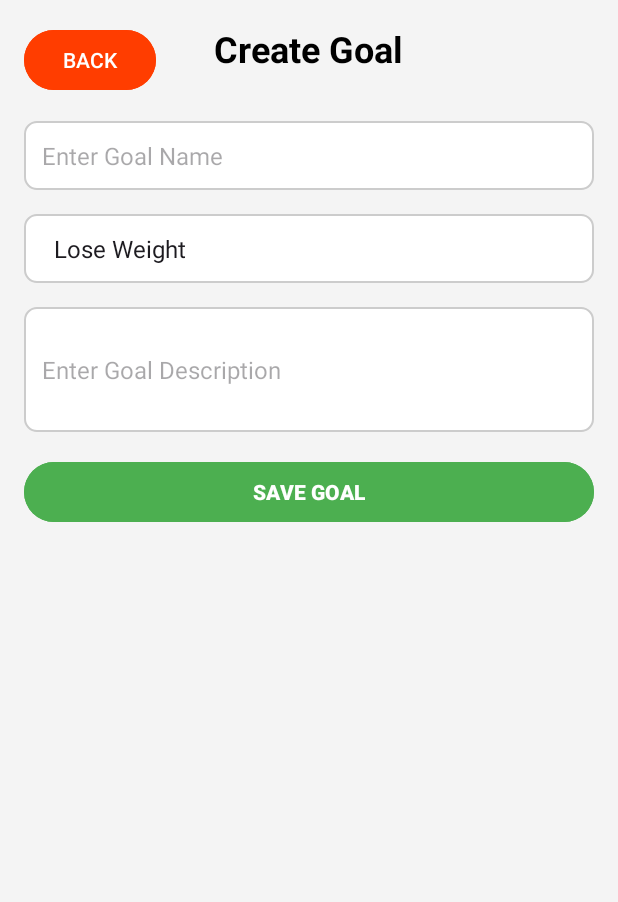
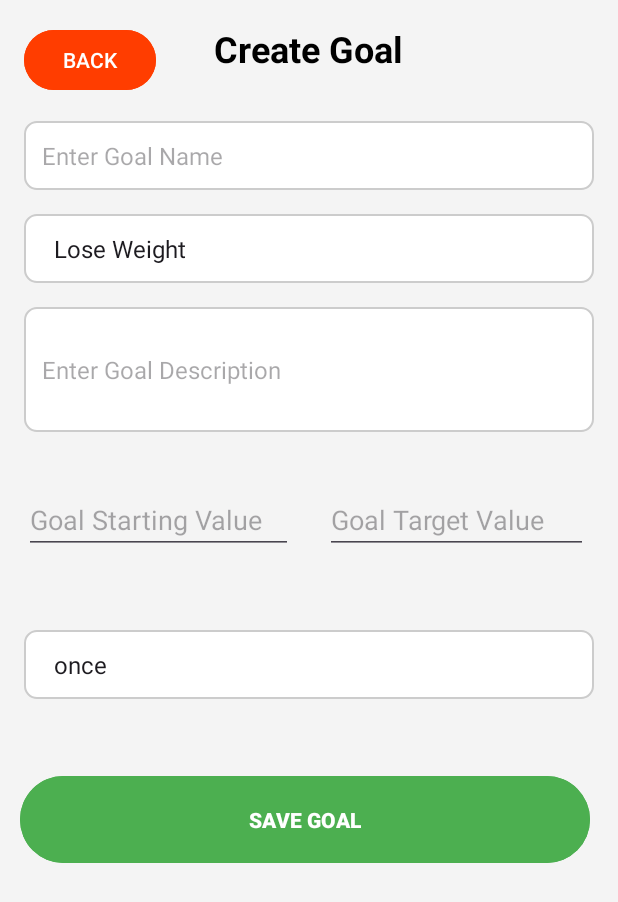
Before and after one commit to MilanBert/Kelowna-Fitness-Prototype, an Android app: the CreateGoalsActivity screen opened directly, with no data from a screen before it, on a phone screen of 412 x 824 dp. Shown: the top 902 px of the screen. Run offline under Robolectric (Android 15) with nearby library versions, the phone set to English and light mode, and no system bars.

Commit message:
reworked goals a bit to make them work with progress reports

```diff
--- a/app/src/main/java/com/example/step4test/CreateGoalsActivity.java
+++ b/app/src/main/java/com/example/step4test/CreateGoalsActivity.java
@@ -7,7 +7,6 @@ import android.widget.Button;
 import android.widget.EditText;
 import android.widget.Spinner;
 import android.widget.Toast;
-
 import androidx.appcompat.app.AppCompatActivity;
 
 import java.io.FileOutputStream;
@@ -16,8 +15,9 @@ import java.io.OutputStreamWriter;
 public class CreateGoalsActivity extends AppCompatActivity {
 
     private Button btnBack, btnSaveGoal;
-    private EditText edtGoalName, edtGoalDescription;
-    private Spinner spinnerObjectives;
+    private EditText edtGoalName, edtGoalDescription,startNumber, targetNumber;
+    private Spinner spinnerObjectives,spinnerFrequency;
+
 
     @Override
     protected void onCreate(Bundle savedInstanceState) {
@@ -28,8 +28,12 @@ public class CreateGoalsActivity extends AppCompatActivity {
         btnBack = findViewById(R.id.btnBack);
         btnSaveGoal = findViewById(R.id.btnSaveGoal);
         edtGoalName = findViewById(R.id.edtGoalName);
+        startNumber = findViewById(R.id.startingNumber);
+        targetNumber = findViewById(R.id.TargetNumber);
         edtGoalDescription = findViewById(R.id.edtGoalDescription);
         spinnerObjectives = findViewById(R.id.spinnerObjectives);
+        spinnerFrequency = findViewById(R.id.spinnerFrequency);
+
 
         // Set up Back button functionality
         btnBack.setOnClickListener(new View.OnClickListener() {
@@ -52,6 +56,7 @@ public class CreateGoalsActivity extends AppCompatActivity {
 
         // Populate the spinner with predefined objectives
         setupSpinner();
+        setupSpinner2();
     }
 
     private void setupSpinner() {
@@ -62,20 +67,30 @@ public class CreateGoalsActivity extends AppCompatActivity {
         adapter.setDropDownViewResource(android.R.layout.simple_spinner_dropdown_item);
         spinnerObjectives.setAdapter(adapter);
     }
+    private void setupSpinner2() {
+        // Example: Populate the spinner with predefined objectives
+        String[] frequency = {"once","daily", "weekly", "monthly", "annually"};
+        android.widget.ArrayAdapter<String> adapter2 = new android.widget.ArrayAdapter<>(this,
+                android.R.layout.simple_spinner_item, frequency);
+        adapter2.setDropDownViewResource(android.R.layout.simple_spinner_dropdown_item);
+        spinnerFrequency.setAdapter(adapter2);
+    }
 
     private void saveGoalToFile() {
         String goalName = edtGoalName.getText().toString().trim();
         String goalDescription = edtGoalDescription.getText().toString().trim();
         String selectedObjective = spinnerObjectives.getSelectedItem().toString();
-
+        String selectedFrequency = spinnerFrequency.getSelectedItem().toString();
+        int startValue = Integer.parseInt(startNumber.getText().toString());
+        int TargetValue = Integer.parseInt(targetNumber.getText().toString());
         // Validate inputs
-        if (goalName.isEmpty() || goalDescription.isEmpty()) {
+        if (goalName.isEmpty() || goalDescription.isEmpty() ||  TargetValue ==0) {
             Toast.makeText(this, "Please fill out all fields.", Toast.LENGTH_SHORT).show();
             return;
         }
 
         // Default progress is 0%
-        String goalData = goalName + ";" + goalDescription + ";" + selectedObjective + ";0\n";
+        String goalData = goalName + ";" + goalDescription + ";" + selectedObjective + ";" + selectedFrequency + ";" + startValue + ";"+TargetValue + ";" + startValue +";\n";
 
         try {
             FileOutputStream fos = openFileOutput("goals.txt", MODE_APPEND);
--- a/app/src/main/res/layout/activity_create_goals.xml
+++ b/app/src/main/res/layout/activity_create_goals.xml
@@ -55,6 +55,17 @@
         android:padding="12dp" />
 
     <!-- Input for Goal Description -->
+
+    <Spinner
+        android:id="@+id/spinnerFrequency"
+        android:layout_width="match_parent"
+        android:layout_height="wrap_content"
+        android:layout_below="@id/edtGoalName"
+        android:layout_marginHorizontal="16dp"
+        android:layout_marginTop="293dp"
+        android:background="@drawable/goal_card_backround"
+        android:padding="12dp" />
+
     <EditText
         android:id="@+id/edtGoalDescription"
         android:layout_width="match_parent"
@@ -70,16 +81,48 @@
         android:layout_below="@id/spinnerObjectives" />
 
     <!-- Save Button -->
+
     <Button
         android:id="@+id/btnSaveGoal"
-        android:layout_width="match_parent"
+        android:layout_width="380dp"
+        android:layout_height="66dp"
+        android:layout_below="@+id/edtGoalDescription"
+        android:layout_alignParentStart="true"
+        android:layout_marginStart="13dp"
+        android:layout_marginLeft="16dp"
+        android:layout_marginTop="225dp"
+        android:layout_marginEnd="16dp"
+        android:layout_marginRight="16dp"
+        android:layout_marginBottom="16dp"
+        android:backgroundTint="#4CAF50"
+        android:text="SAVE GOAL"
+        android:textColor="#FFFFFF"
+        android:textStyle="bold" />
+
+    <EditText
+        android:id="@+id/startingNumber"
+        android:layout_width="179dp"
         android:layout_height="wrap_content"
-        android:layout_margin="16dp"
-        android:layout_marginTop="32dp"
-        android:text="SAVE GOAL"
-        android:backgroundTint="#4CAF50"
-        android:textColor="#FFFFFF"
-        android:textStyle="bold"
-        android:layout_below="@id/edtGoalDescription" />
+        android:layout_below="@+id/edtGoalDescription"
+        android:layout_alignEnd="@+id/btnSaveGoal"
+        android:layout_marginTop="36dp"
+        android:layout_marginEnd="198dp"
+        android:ems="10"
+        android:hint="Goal Starting Value"
+        android:inputType="number"
+        android:singleLine="true" />
+
+    <EditText
+        android:id="@+id/TargetNumber"
+        android:layout_width="175dp"
+        android:layout_height="wrap_content"
+        android:layout_below="@+id/edtGoalDescription"
+        android:layout_alignEnd="@+id/btnSaveGoal"
+        android:layout_marginTop="36dp"
+        android:layout_marginEnd="1dp"
+        android:ems="10"
+        android:hint="Goal Target Value"
+        android:inputType="number"
+        android:singleLine="true" />
 
 </RelativeLayout>
```
Also changed, not shown: app/src/main/java/com/example/step4test/Goal.java (+7 -2 lines), app/src/main/java/com/example/step4test/GoalCompletionActivity.java (+6 -5 lines), app/src/main/java/com/example/step4test/GoalsActivity.java (+27 -7 lines), app/src/main/java/com/example/step4test/ProgressReport.java (+72 -14 lines), app/src/main/java/com/example/step4test/SelectGoalActivity.java (+13 -8 lines).
